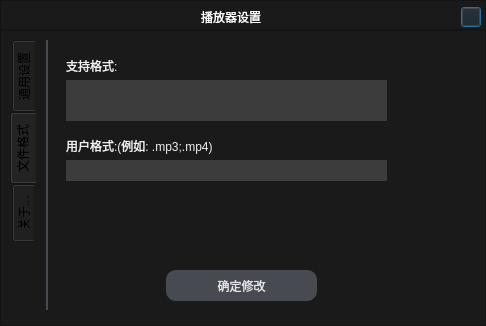
Old version of the form dlgoption.ui in the repository zhxin999/weplayer.
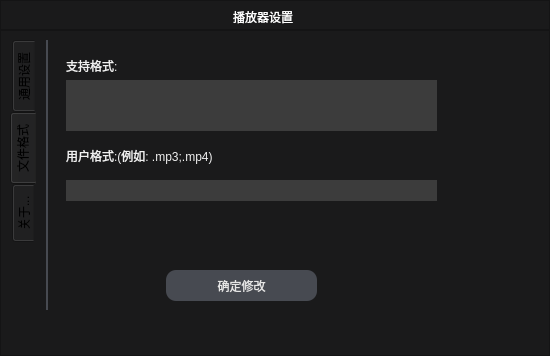
New version of the form. Icons and pictures are not drawn.

Commit message: 2.0.2的发行版

```diff
--- a/dlgoption.ui
+++ b/dlgoption.ui
@@ -6,8 +6,8 @@
    <rect>
     <x>0</x>
     <y>0</y>
-    <width>486</width>
-    <height>326</height>
+    <width>550</width>
+    <height>356</height>
    </rect>
   </property>
   <property name="windowTitle">
@@ -139,7 +139,7 @@
              <bool>false</bool>
             </property>
             <property name="flat">
-             <bool>false</bool>
+             <bool>true</bool>
             </property>
            </widget>
           </item>
@@ -291,8 +291,8 @@
              <rect>
               <x>30</x>
               <y>40</y>
-              <width>321</width>
-              <height>41</height>
+              <width>371</width>
+              <height>51</height>
              </rect>
             </property>
             <property name="styleSheet">
@@ -307,8 +307,8 @@
             <property name="geometry">
              <rect>
               <x>30</x>
-              <y>90</y>
-              <width>171</width>
+              <y>100</y>
+              <width>371</width>
               <height>31</height>
              </rect>
             </property>
@@ -326,8 +326,8 @@
             <property name="geometry">
              <rect>
               <x>30</x>
-              <y>120</y>
-              <width>321</width>
+              <y>140</y>
+              <width>371</width>
               <height>21</height>
              </rect>
             </property>
```
Left out of the diff: 3 changed lines with no effect on the pictures.
